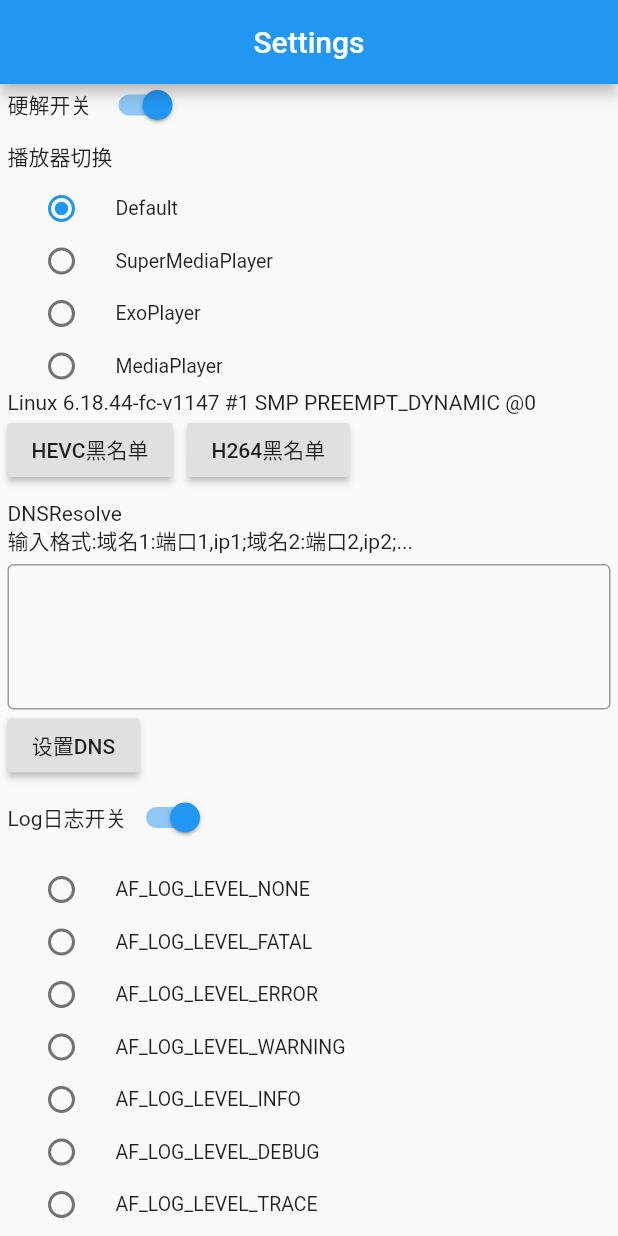
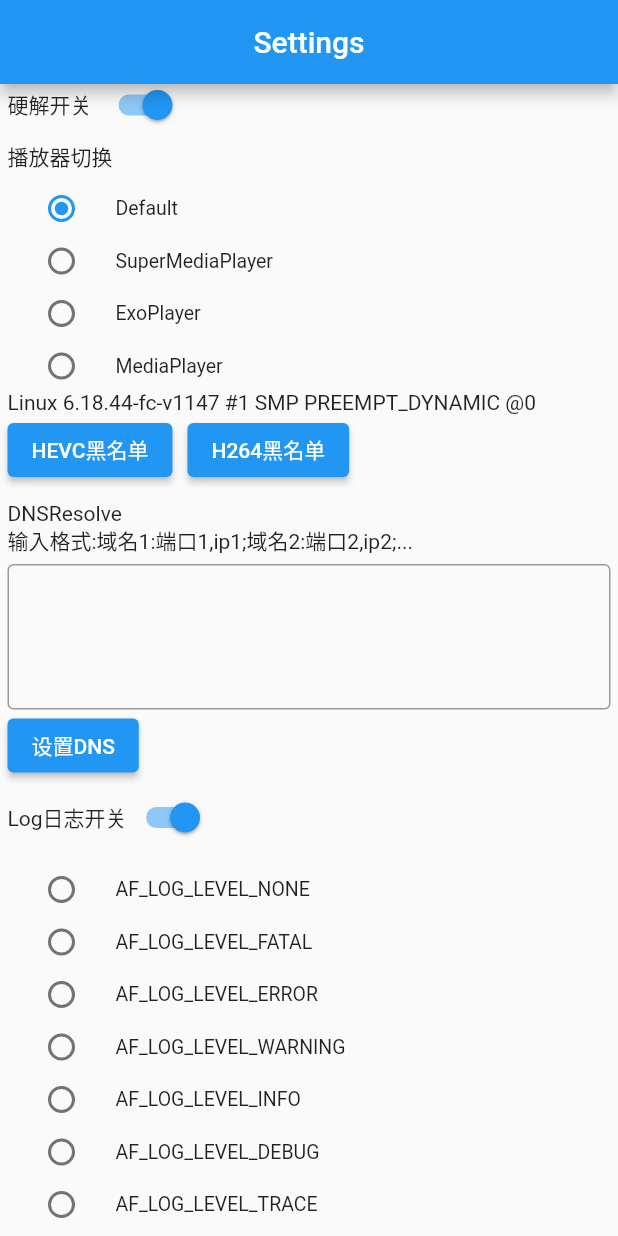
Before and after one commit to GeekTR/flutter_aliplayer, a Flutter app: the SettingPage screen opened directly, scrolled down 41 dp, on a phone screen of 412 x 824 dp. Run offline on Flutter 3.47's test engine with Material 2 defaults, Android fonts, the phone set to English and light mode, and no system bars; our stand-ins replace connectivity, dio, fluttertoast, pull_to_refresh, sqflite; missing offline and left inert: qrcode_reader; accounts and stored records are empty; network calls fail.

Commit message:
feat(dart):flutter 3.0 版本升级:RaisedButton --> ElevatedButton

```diff
--- a/example/lib/page/auth_page.dart
+++ b/example/lib/page/auth_page.dart
@@ -132,7 +132,7 @@ class _AuthPageState extends State<AuthPage> {
 
             Row(
               children: [
-                RaisedButton(
+                ElevatedButton(
                   child: Text("AUTH播放"),
                   onPressed: () {
                     if (_inPushing == true) {
@@ -175,7 +175,7 @@ class _AuthPageState extends State<AuthPage> {
                 Expanded(
                   child: SizedBox(),
                 ),
-                RaisedButton(
+                ElevatedButton(
                   child: Text("清除"),
                   onPressed: () {
                     _vidController.clear();
--- a/example/lib/page/mps_page.dart
+++ b/example/lib/page/mps_page.dart
@@ -166,7 +166,7 @@ class _MpsPagePageState extends State<MpsPage> {
 
             Row(
               children: [
-                RaisedButton(
+                ElevatedButton(
                   child: Text("MPS播放"),
                   onPressed: () {
                     List<String> _definitionList = List();
@@ -220,7 +220,7 @@ class _MpsPagePageState extends State<MpsPage> {
                 Expanded(
                   child: SizedBox(),
                 ),
-                RaisedButton(
+                ElevatedButton(
                   child: Text("清除"),
                   onPressed: () {
                     _vidController.clear();
--- a/example/lib/page/player_page.dart
+++ b/example/lib/page/player_page.dart
@@ -1,10 +1,7 @@
 import 'dart:async';
 import 'dart:io';
-import 'dart:ui';
 
-import 'package:flutter/cupertino.dart';
 import 'package:flutter/material.dart';
-import 'package:flutter/rendering.dart';
 import 'package:flutter/services.dart';
 import 'package:flutter_aliplayer/flutter_aliplayer.dart';
 import 'package:flutter_aliplayer/flutter_aliplayer_factory.dart';
--- a/example/lib/page/setting_page.dart
+++ b/example/lib/page/setting_page.dart
@@ -153,7 +153,7 @@ class _SettingHomePageState extends State<SettingPage> {
     if (Platform.isAndroid) {
       return Row(
         children: [
-          RaisedButton(
+          ElevatedButton(
             child: Text("HEVC黑名单"),
             onPressed: () {
               FlutterAliplayer.createDeviceInfo().then((value) {
@@ -165,7 +165,7 @@ class _SettingHomePageState extends State<SettingPage> {
           SizedBox(
             width: 10.0,
           ),
-          RaisedButton(
+          ElevatedButton(
             child: Text("H264黑名单"),
             onPressed: () {
               FlutterAliplayer.createDeviceInfo().then((value) {
@@ -199,7 +199,7 @@ class _SettingHomePageState extends State<SettingPage> {
             border: OutlineInputBorder(),
           ),
         ),
-        RaisedButton(
+        ElevatedButton(
           child: Text("设置DNS"),
           onPressed: () {
             String dns = _dnsTextEditingController.text;
--- a/example/lib/page/sts_page.dart
+++ b/example/lib/page/sts_page.dart
@@ -152,7 +152,7 @@ class _StsHomePageState extends State<StsPage> {
 
             Row(
               children: [
-                RaisedButton(
+                ElevatedButton(
                   child: Text("STS播放"),
                   onPressed: () {
                     if (_inPushing == true) {
@@ -201,7 +201,7 @@ class _StsHomePageState extends State<StsPage> {
                 Expanded(
                   child: SizedBox(),
                 ),
-                RaisedButton(
+                ElevatedButton(
                   child: Text("清除"),
                   onPressed: () {
                     _vidController.clear();
--- a/example/lib/page/url_page.dart
+++ b/example/lib/page/url_page.dart
@@ -1,5 +1,4 @@
 import 'package:flutter/material.dart';
-import 'package:flutter/services.dart';
 import 'package:flutter_aliplayer_example/config.dart';
 import 'package:flutter_aliplayer_example/page/player_page.dart';
 import 'package:flutter_aliplayer_example/util/common_utils.dart';
@@ -55,7 +54,7 @@ class _UrlPageState extends State<UrlPage> {
             ),
             keyboardType: TextInputType.number,
           ),
-          RaisedButton(
+          ElevatedButton(
             child: Text("开始播放"),
             onPressed: () {
               if (_inPushing == true) {
```
Also changed, not shown: example/lib/page/download_page.dart (+4 -4 lines), example/lib/widget/aliyun_download_dialog.dart (+4 -5 lines).
